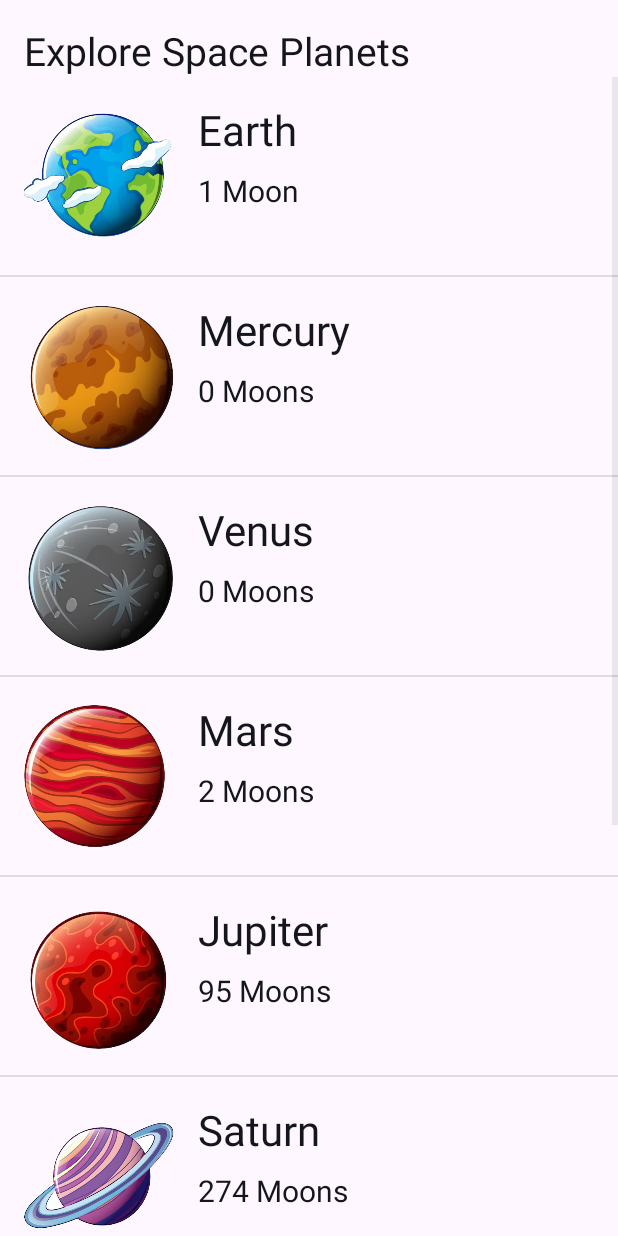
After one commit to Kharka25/multi_apps, an Android app: the PlanetsActivity screen opened directly, with no data from a screen before it, on a phone screen of 412 x 824 dp. The commit adds this screen. Run offline under Robolectric (Android 15) with nearby library versions, the phone set to English and light mode, and no system bars.

Commit message:
add planets app

```diff
--- a/app/src/main/AndroidManifest.xml
+++ b/app/src/main/AndroidManifest.xml
@@ -13,6 +13,9 @@
         android:theme="@style/Theme.MultiApps"
         tools:targetApi="31">
         <activity
+            android:name=".planets.PlanetsActivity"
+            android:exported="false" />
+        <activity
             android:name=".HomeActivity"
             android:exported="false" />
         <activity
--- a/app/src/main/java/com/example/multiapps/HomeActivity.java
+++ b/app/src/main/java/com/example/multiapps/HomeActivity.java
@@ -2,6 +2,7 @@ package com.example.multiapps;
 
 import android.content.Intent;
 import android.os.Bundle;
+import android.widget.Button;
 import android.widget.TextView;
 
 import androidx.activity.EdgeToEdge;
@@ -10,7 +11,10 @@ import androidx.core.graphics.Insets;
 import androidx.core.view.ViewCompat;
 import androidx.core.view.WindowInsetsCompat;
 
+import com.example.multiapps.planets.PlanetsActivity;
+
 public class HomeActivity extends AppCompatActivity {
+    Button planetsButton;
     TextView welcomeMessage;
 
     @Override
@@ -23,9 +27,20 @@ public class HomeActivity extends AppCompatActivity {
             v.setPadding(systemBars.left, systemBars.top, systemBars.right, systemBars.bottom);
             return insets;
         });
+        planetsButton = findViewById(R.id.planetsButton);
         welcomeMessage = findViewById(R.id.welcomeMessage);
+
         Intent intent = getIntent();
         String userName = intent.getStringExtra("username");
         welcomeMessage.setText(String.format("Welcome %s👋🏽", userName));
+
+        planetsButton.setOnClickListener(v -> {
+            goToActivity();
+        });
+    }
+
+    public void goToActivity() {
+        Intent intent = new Intent(this, PlanetsActivity.class);
+        startActivity(intent);
     }
 }
--- /dev/null
+++ b/app/src/main/java/com/example/multiapps/planets/Planet.java
@@ -0,0 +1,37 @@
+package com.example.multiapps.planets;
+
+public class Planet {
+    private String planetName;
+    private String moonCount;
+    private int planetImage;
+
+    public Planet(String planetName, String moonCount, int planetImage) {
+        this.planetName = planetName;
+        this.moonCount = moonCount;
+        this.planetImage = planetImage;
+    }
+
+    public String getPlanetName() {
+        return planetName;
+    }
+
+    public void setPlanetName(String planetName) {
+        this.planetName = planetName;
+    }
+
+    public String getMoonCount() {
+        return moonCount;
+    }
+
+    public void setMoonCount(String moonCount) {
+        this.moonCount = moonCount;
+    }
+
+    public int getPlanetImage() {
+        return planetImage;
+    }
+
+    public void setPlanetImage(int planetImage) {
+        this.planetImage = planetImage;
+    }
+}
--- /dev/null
+++ b/app/src/main/java/com/example/multiapps/planets/PlanetsActivity.java
@@ -0,0 +1,48 @@
+package com.example.multiapps.planets;
+
+import android.os.Bundle;
+import android.widget.ListView;
+
+import androidx.activity.EdgeToEdge;
+import androidx.appcompat.app.AppCompatActivity;
+import androidx.core.graphics.Insets;
+import androidx.core.view.ViewCompat;
+import androidx.core.view.WindowInsetsCompat;
+
+import com.example.multiapps.R;
+
+import java.util.ArrayList;
+import java.util.List;
+
+public class PlanetsActivity extends AppCompatActivity {
+    ArrayList<Planet> planets;
+    ListView planetsListView;
+
+    @Override
+    protected void onCreate(Bundle savedInstanceState) {
+        super.onCreate(savedInstanceState);
+        EdgeToEdge.enable(this);
+        setContentView(R.layout.activity_planets);
+        ViewCompat.setOnApplyWindowInsetsListener(findViewById(R.id.main), (v, insets) -> {
+            Insets systemBars = insets.getInsets(WindowInsetsCompat.Type.systemBars());
+            v.setPadding(systemBars.left, systemBars.top, systemBars.right, systemBars.bottom);
+            return insets;
+        });
+        // Create adapter view
+        planetsListView = findViewById(R.id.planetsListView);
+        // Data Source
+        planets = new ArrayList<>(List.of(
+                new Planet("Earth", "1 Moon", R.drawable.earth),
+                new Planet("Mercury", "0 Moons", R.drawable.mercury),
+                new Planet("Venus", "0 Moons", R.drawable.venus),
+                new Planet("Mars", "2 Moons", R.drawable.mars),
+                new Planet("Jupiter", "95 Moons", R.drawable.jupiter),
+                new Planet("Saturn", "274 Moons", R.drawable.saturn),
+                new Planet("Uranus", "28 Moons", R.drawable.uranus),
+                new Planet("Neptune", "16 Moons", R.drawable.neptune),
+                new Planet("Pluto", "5 Moons", R.drawable.pluto)
+        ));
+        PlanetsAdapter planetsAdapter = new PlanetsAdapter(getApplicationContext(), planets);
+        planetsListView.setAdapter(planetsAdapter);
+    }
+}
--- /dev/null
+++ b/app/src/main/java/com/example/multiapps/planets/PlanetsAdapter.java
@@ -0,0 +1,70 @@
+package com.example.multiapps.planets;
+
+import android.content.Context;
+import android.view.LayoutInflater;
+import android.view.View;
+import android.view.ViewGroup;
+import android.widget.ArrayAdapter;
+import android.widget.ImageView;
+import android.widget.TextView;
+
+import androidx.annotation.NonNull;
+import androidx.annotation.Nullable;
+
+import com.example.multiapps.R;
+
+import java.util.ArrayList;
+import java.util.Objects;
+
+public class PlanetsAdapter extends ArrayAdapter<Planet> {
+    ArrayList<Planet> planetsList;
+    Context context;
+
+    public PlanetsAdapter(Context context, ArrayList<Planet> planetsList) {
+        super(context, R.layout.planet_item, planetsList);
+        this.planetsList = planetsList;
+        this.context = context;
+    }
+
+    /*
+    * View Holder Class: used to cache references to views within a layout
+    *                    to avoid repeated loo up during scrolling, helps performance
+    */
+    private static class PlanetsViewHolder {
+        ImageView planetImage;
+        TextView planetName;
+        TextView moonCount;
+    }
+
+    @NonNull
+    @Override
+    public View getView(int position, @Nullable View convertView, @NonNull ViewGroup parent) {
+        // Get the current object at a given position
+        Planet planet = getItem(position);
+
+        // Inflate the layout if needed
+        PlanetsViewHolder viewHolder;
+        final View result;
+        if (convertView == null) {
+            viewHolder = new PlanetsViewHolder();
+            LayoutInflater inflater = LayoutInflater.from(getContext());
+            convertView = inflater.inflate(R.layout.planet_item, parent, false);
+
+            viewHolder.moonCount = convertView.findViewById(R.id.moonCount);
+            viewHolder.planetName = convertView.findViewById(R.id.planetName);
+            viewHolder.planetImage = convertView.findViewById(R.id.planetImageId);
+
+            result = convertView;
+            convertView.setTag(viewHolder);
+        } else {
+            // Reuse existing view
+            viewHolder = (PlanetsViewHolder) convertView.getTag();
+            result = convertView;
+        }
+        viewHolder.planetName.setText(Objects.requireNonNull(planet).getPlanetName());
+        viewHolder.moonCount.setText(planet.getMoonCount());
+        viewHolder.planetImage.setImageResource(planet.getPlanetImage());
+
+        return result;
+    }
+}
--- a/app/src/main/res/layout/activity_home.xml
+++ b/app/src/main/res/layout/activity_home.xml
@@ -32,4 +32,17 @@
         app:layout_constraintEnd_toEndOf="parent"
         app:layout_constraintStart_toStartOf="parent"
         app:layout_constraintTop_toBottomOf="@+id/welcomeMessage" />
+    <Button
+        android:id="@+id/planetsButton"
+        android:layout_width="wrap_content"
+        android:layout_height="wrap_content"
+        android:layout_marginTop="88dp"
+        android:backgroundTint="@color/PRIMARY_BLACK"
+        android:text="@string/planets_button_text"
+        android:textSize="24sp"
+        app:cornerRadius="12dp"
+        app:layout_constraintEnd_toEndOf="@+id/homeHeader"
+        app:layout_constraintHorizontal_bias="0.498"
+        app:layout_constraintStart_toStartOf="@+id/homeHeader"
+        app:layout_constraintTop_toBottomOf="@+id/homeHeader" />
 </androidx.constraintlayout.widget.ConstraintLayout>
--- /dev/null
+++ b/app/src/main/res/layout/activity_planets.xml
@@ -0,0 +1,34 @@
+<?xml version="1.0" encoding="utf-8"?>
+<androidx.constraintlayout.widget.ConstraintLayout xmlns:android="http://schemas.android.com/apk/res/android"
+    xmlns:app="http://schemas.android.com/apk/res-auto"
+    xmlns:tools="http://schemas.android.com/tools"
+    android:id="@+id/main"
+    android:layout_width="match_parent"
+    android:layout_height="match_parent"
+    tools:context=".planets.PlanetsActivity">
+
+    <TextView
+        android:id="@+id/textView"
+        android:layout_width="match_parent"
+        android:layout_height="wrap_content"
+        android:layout_marginStart="16dp"
+        android:layout_marginTop="16dp"
+        android:layout_marginEnd="16dp"
+        android:text="@string/planets_header"
+        android:textColor="@color/PRIMARY_BLACK"
+        android:textSize="26sp"
+        app:layout_constraintEnd_toEndOf="parent"
+        app:layout_constraintHorizontal_bias="0.0"
+        app:layout_constraintStart_toStartOf="parent"
+        app:layout_constraintTop_toTopOf="parent" />
+
+    <ListView
+        android:id="@+id/planetsListView"
+        android:layout_width="match_parent"
+        android:layout_height="0dp"
+        app:layout_constraintBottom_toBottomOf="parent"
+        app:layout_constraintEnd_toEndOf="parent"
+        app:layout_constraintStart_toEndOf="parent"
+        app:layout_constraintTop_toBottomOf="@+id/textView"
+        app:layout_constraintVertical_bias="0.0" />
+</androidx.constraintlayout.widget.ConstraintLayout>
--- /dev/null
+++ b/app/src/main/res/layout/planet_item.xml
@@ -0,0 +1,40 @@
+<?xml version="1.0" encoding="utf-8"?>
+<androidx.constraintlayout.widget.ConstraintLayout xmlns:android="http://schemas.android.com/apk/res/android"
+    xmlns:app="http://schemas.android.com/apk/res-auto"
+    xmlns:tools="http://schemas.android.com/tools"
+    android:layout_width="match_parent"
+    android:layout_height="wrap_content">
+    <ImageView
+        android:id="@+id/planetImageId"
+        android:layout_width="100dp"
+        android:layout_height="100dp"
+        android:layout_margin="16dp"
+        android:layout_marginStart="16dp"
+        android:contentDescription="@string/planet_image"
+        app:layout_constraintBottom_toBottomOf="parent"
+        app:layout_constraintStart_toStartOf="parent"
+        app:layout_constraintTop_toTopOf="parent" />
+
+    <TextView
+        android:id="@+id/planetName"
+        android:layout_width="wrap_content"
+        android:layout_height="wrap_content"
+        android:layout_marginStart="16dp"
+        android:layout_marginTop="16dp"
+        android:text="@string/planet_name"
+        android:textColor="@color/PRIMARY_BLACK"
+        android:textSize="28sp"
+        app:layout_constraintStart_toEndOf="@+id/planetImageId"
+        app:layout_constraintTop_toTopOf="parent" />
+
+    <TextView
+        android:id="@+id/moonCount"
+        android:layout_width="wrap_content"
+        android:layout_height="wrap_content"
+        android:layout_marginTop="8dp"
+        android:text="@string/moon_count"
+        android:textColor="@color/PRIMARY_BLACK"
+        android:textSize="20sp"
+        app:layout_constraintStart_toStartOf="@+id/planetName"
+        app:layout_constraintTop_toBottomOf="@+id/planetName" />
+</androidx.constraintlayout.widget.ConstraintLayout>
--- a/app/src/main/res/values/strings.xml
+++ b/app/src/main/res/values/strings.xml
@@ -3,4 +3,9 @@
     <string name="enter_your_name">Enter your name</string>
     <string name="sign_in_button_text">Sign in</string>
     <string name="where_do_you_want_to_visit_text">Where do you want to visit:</string>
+    <string name="planets_button_text">Planets</string>
+    <string name="planets_header">Explore Space Planets</string>
+    <string name="planet_image">Planet Image</string>
+    <string name="planet_name">Planet Name</string>
+    <string name="moon_count">0 Moon</string>
 </resources>
```
Also changed, not shown: app/src/main/res/drawable/earth.png (added), app/src/main/res/drawable/jupiter.png (added), app/src/main/res/drawable/mars.png (added), app/src/main/res/drawable/mercury.png (added), app/src/main/res/drawable/neptune.png (added), app/src/main/res/drawable/pluto.png (added), app/src/main/res/drawable/saturn.png (added), app/src/main/res/drawable/uranus.png (added), app/src/main/res/drawable/venus.png (added).
